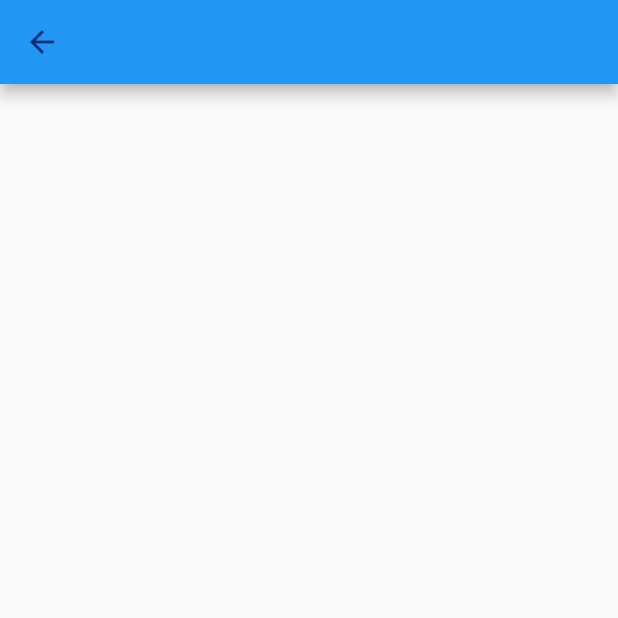
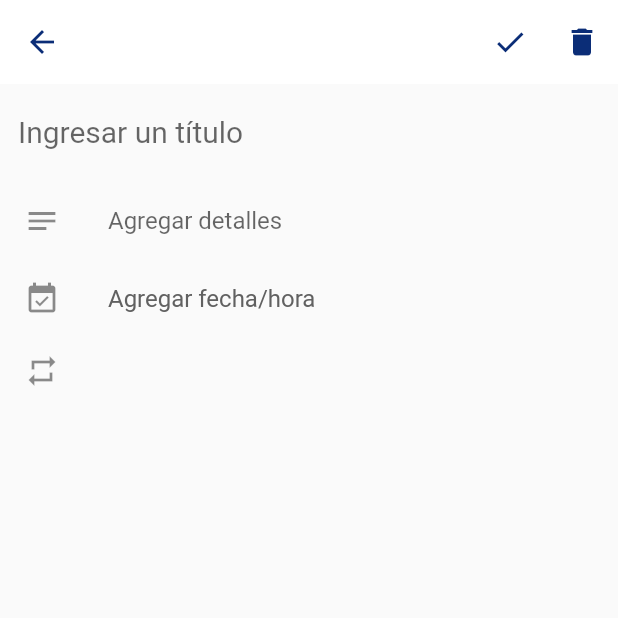
Before and after one commit to sokkay/flutter_todo, a Flutter app: the NewTaskScreen screen opened directly, on a phone screen of 412 x 824 dp, the top half of it. Run offline on Flutter 3.47's test engine with Material 2 defaults, Android fonts, the phone set to English and light mode, and no system bars; our stand-ins replace animate_do, bloc, cloud_firestore, equatable, firebase_auth, firebase_core and 4 more; accounts and stored records are empty.

Commit message:
Add category y view Categories completado

```diff
--- a/lib/blocs/category/category_event.dart
+++ b/lib/blocs/category/category_event.dart
@@ -5,11 +5,19 @@ abstract class CategoryEvent {}
 
 class CategoryGet extends CategoryEvent {}
 
+class CategoryCategoriesUpdate extends CategoryEvent {
+  final List<Category> categories;
+
+  CategoryCategoriesUpdate({
+    @required this.categories,
+  });
+}
+
 class CategoryAdd extends CategoryEvent {
   final Category category;
 
   CategoryAdd({
-    this.category,
+    @required this.category,
   });
 }
 
@@ -17,7 +25,7 @@ class CategoryDelete extends CategoryEvent {
   final Category category;
 
   CategoryDelete({
-    this.category,
+    @required this.category,
   });
 }
 
@@ -25,6 +33,6 @@ class CategoryUpdate extends CategoryEvent {
   final Category category;
 
   CategoryUpdate({
-    this.category,
+    @required this.category,
   });
 }
--- a/lib/models/category.dart
+++ b/lib/models/category.dart
@@ -1,23 +1,52 @@
 import 'dart:convert';
+
+import 'package:flutter/foundation.dart';
+import 'package:flutter/material.dart';
+import 'package:meta/meta.dart';
 
 import 'package:TodoApp/models/task.dart';
 
+export 'package:TodoApp/extension/category_firabase_entity.dart';
+
+@immutable
 class Category {
   final String id;
   final String name;
+  final int color;
   final List<Task> tasks;
+
   Category({
     this.id,
     this.name,
+    int color,
     this.tasks = const [],
-  });
+  }) : this.color = color ?? Colors.grey.value;
 
   Map<String, dynamic> toMap() {
     return {
       'id': id,
       'name': name,
+      'color': color,
       'tasks': tasks?.map((x) => x?.toMap())?.toList(),
     };
+  }
+
+  @override
+  bool operator ==(Object o) {
+    if (identical(this, o)) return true;
+
+    return o is Category &&
+        o.id == id &&
+        o.name == name &&
+        listEquals(o.tasks, tasks);
+  }
+
+  @override
+  int get hashCode => id.hashCode ^ name.hashCode ^ tasks.hashCode;
+
+  @override
+  String toString() {
+    return 'Category(id: $id, name: $name, color: $color, tasks: $tasks)';
   }
 
   factory Category.fromMap(Map<String, dynamic> map) {
@@ -26,6 +55,7 @@ class Category {
     return Category(
       id: map['id'],
       name: map['name'],
+      color: map['color'],
       tasks: List<Task>.from(map['tasks']?.map((x) => Task.fromMap(x))),
     );
   }
@@ -35,6 +65,17 @@ class Category {
   factory Category.fromJson(String source) =>
       Category.fromMap(json.decode(source));
 
-  @override
-  String toString() => 'Category(id: $id, name: $name, tasks: $tasks)';
+  Category copyWith({
+    String id,
+    String name,
+    int color,
+    List<Task> tasks,
+  }) {
+    return Category(
+      id: id ?? this.id,
+      name: name ?? this.name,
+      color: color ?? this.color,
+      tasks: tasks ?? this.tasks,
+    );
+  }
 }
--- a/lib/screens/main/widgets/drawer.dart
+++ b/lib/screens/main/widgets/drawer.dart
@@ -2,7 +2,6 @@ import 'package:TodoApp/blocs/auth/auth_bloc.dart';
 import 'package:TodoApp/theme/custom_theme.dart';
 import 'package:flutter/material.dart';
 import 'package:flutter_bloc/flutter_bloc.dart';
-import 'package:flutter_svg/flutter_svg.dart';
 
 class MainDrawer extends StatelessWidget {
   const MainDrawer({Key key}) : super(key: key);
--- /dev/null
+++ b/lib/screens/task_new/new_task_screen.dart
@@ -0,0 +1,94 @@
+import 'package:flutter/material.dart';
+
+class NewTaskScreen extends StatelessWidget {
+  const NewTaskScreen({Key key}) : super(key: key);
+
+  @override
+  Widget build(BuildContext context) {
+    return Scaffold(
+      appBar: AppBar(
+        backgroundColor: Colors.white,
+        elevation: 0,
+        actions: [
+          IconButton(icon: Icon(Icons.check), onPressed: () {}),
+          IconButton(icon: Icon(Icons.delete), onPressed: () {}),
+        ],
+      ),
+      body: SingleChildScrollView(
+        physics: BouncingScrollPhysics(),
+        child: _Form(),
+      ),
+    );
+  }
+}
+
+class _Form extends StatefulWidget {
+  const _Form({
+    Key key,
+  }) : super(key: key);
+
+  @override
+  __FormState createState() => __FormState();
+}
+
+class __FormState extends State<_Form> {
+  FocusNode _detailsFocus;
+
+  final InputDecoration _inputDecoration = new InputDecoration(
+    fillColor: Colors.transparent,
+    filled: true,
+    border: OutlineInputBorder(
+      borderSide: BorderSide.none,
+    ),
+  );
+
+  final textStyle = new TextStyle(fontSize: 16, color: Colors.grey[700]);
+
+  @override
+  void initState() {
+    _detailsFocus = new FocusNode();
+    super.initState();
+  }
+
+  @override
+  Widget build(BuildContext context) {
+    return Column(
+      children: [
+        TextField(
+          decoration: _inputDecoration.copyWith(hintText: 'Ingresar un título'),
+          style: TextStyle(fontSize: 20),
+        ),
+        ListTile(
+          leading: Icon(Icons.notes),
+          title: TextField(
+            focusNode: _detailsFocus,
+            decoration: _inputDecoration.copyWith(
+              hintText: 'Agregar detalles',
+              contentPadding:
+                  const EdgeInsets.symmetric(horizontal: 0, vertical: 8),
+            ),
+            maxLines: null,
+          ),
+          dense: true,
+          onTap: () => _detailsFocus.requestFocus(),
+        ),
+        ListTile(
+          leading: Icon(Icons.event_available),
+          title: Text('Agregar fecha/hora', style: textStyle),
+          dense: true,
+        ),
+        //TODO: deberia ser condicional.
+        ListTile(
+          leading: Icon(Icons.repeat),
+          dense: true,
+        )
+      ],
+    );
+  }
+
+  @override
+  void dispose() {
+    _detailsFocus.dispose();
+    super.dispose();
+  }
+}
--- a/lib/theme/custom_theme.dart
+++ b/lib/theme/custom_theme.dart
@@ -13,6 +13,13 @@ class CustomTheme {
   static final Color color9 = Color.fromRGBO(42, 46, 67, 1);
   static final Color textColor = color1;
   static final Color loginContainerColor = Colors.grey[200];
+
+  static const modalshape = const RoundedRectangleBorder(
+    borderRadius: const BorderRadius.only(
+      topLeft: const Radius.circular(8),
+      topRight: const Radius.circular(8),
+    ),
+  );
 
   final ThemeData _themeData = ThemeData.light().copyWith(
     appBarTheme: AppBarTheme(
--- a/pubspec.yaml
+++ b/pubspec.yaml
@@ -35,6 +35,7 @@ dependencies:
   firebase_core: ^0.5.3
   firebase_auth: "^0.18.4+1"
   google_sign_in: ^4.5.6
+  cloud_firestore: ^0.14.4
   # others
   formz: ^0.3.2
   animate_do: ^1.7.5
```
Also changed, not shown: lib/blocs/category/category_bloc.dart (+30 -9 lines), lib/extension/category_firabase_entity.dart (added, +20 -0 lines), lib/extension/task_category_entity.dart (added, +16 -0 lines), lib/main.dart (+10 -2 lines), lib/models/task.dart (+25 -6 lines), lib/repositories/categories_repository.dart (added, +11 -0 lines), lib/repositories/firestore_category_repository.dart (added, +32 -0 lines), lib/repositories/firestore_task_repository.dart (added, +33 -0 lines), lib/repositories/task_repository.dart (added, +11 -0 lines), lib/screens/main/widgets/add_category.dart (added, +106 -0 lines), lib/screens/main/widgets/bottom_bar.dart (+14 -53 lines), lib/screens/main/widgets/categories.dart (+16 -17 lines), lib/widgets/color_picker.dart (added, +85 -0 lines), pubspec.lock.
